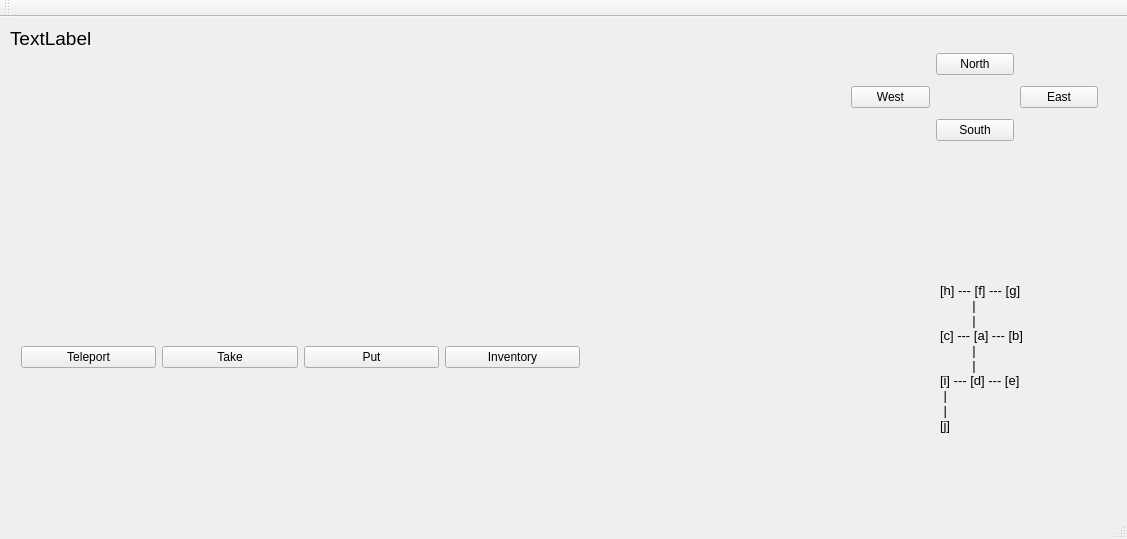
Old version of the form mainwindow.ui in the repository colmlg/ZorkProject.
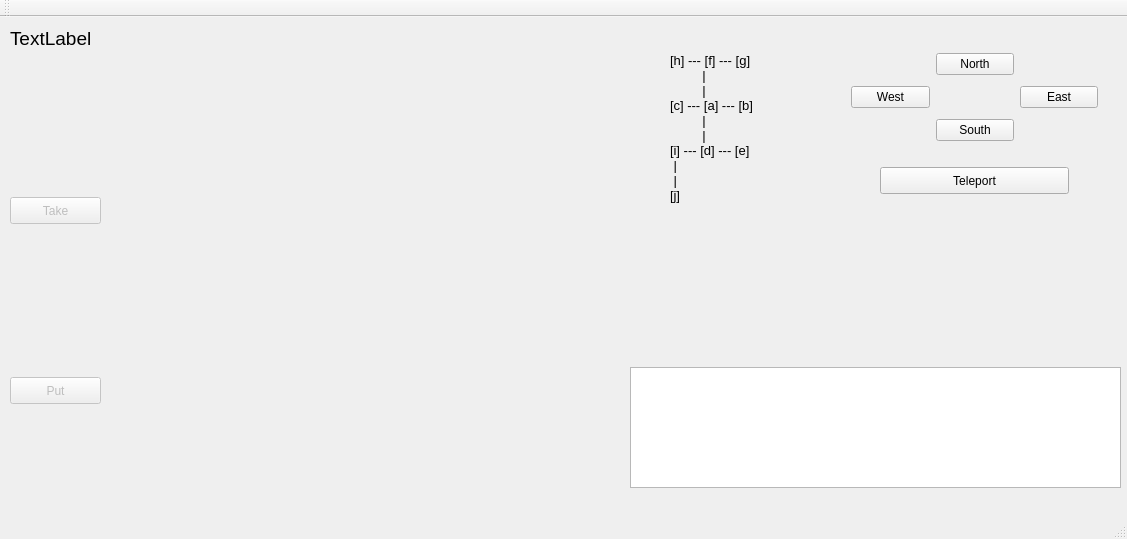
New version of the form.

Commit message: Taking and placing items working. Added an alert box if the inventory is full, Added an empty item slot image.

Diff of the .ui file:
```diff
--- a/mainwindow.ui
+++ b/mainwindow.ui
@@ -87,8 +87,8 @@
    <widget class="QLabel" name="mapLabel">
     <property name="geometry">
      <rect>
-      <x>940</x>
-      <y>240</y>
+      <x>670</x>
+      <y>10</y>
       <width>111</width>
       <height>201</height>
      </rect>
@@ -116,46 +116,6 @@
      <set>Qt::AlignLeading|Qt::AlignLeft|Qt::AlignVCenter</set>
     </property>
    </widget>
-   <widget class="QWidget" name="gridLayoutWidget_2">
-    <property name="geometry">
-     <rect>
-      <x>10</x>
-      <y>300</y>
-      <width>581</width>
-      <height>80</height>
-     </rect>
-    </property>
-    <layout class="QGridLayout" name="gridLayout_2">
-     <item row="0" column="2">
-      <widget class="QPushButton" name="putButton">
-       <property name="text">
-        <string>Put</string>
-       </property>
-      </widget>
-     </item>
-     <item row="0" column="0">
-      <widget class="QPushButton" name="teleportButton">
-       <property name="text">
-        <string>Teleport</string>
-       </property>
-      </widget>
-     </item>
-     <item row="0" column="1">
-      <widget class="QPushButton" name="takeButton">
-       <property name="text">
-        <string>Take</string>
-       </property>
-      </widget>
-     </item>
-     <item row="0" column="3">
-      <widget class="QPushButton" name="inventoryButton">
-       <property name="text">
-        <string>Inventory</string>
-       </property>
-      </widget>
-     </item>
-    </layout>
-   </widget>
    <widget class="QWidget" name="horizontalLayoutWidget">
     <property name="geometry">
      <rect>
@@ -454,6 +414,67 @@
      </item>
     </layout>
    </widget>
+   <widget class="QTextBrowser" name="gameLog">
+    <property name="enabled">
+     <bool>true</bool>
+    </property>
+    <property name="geometry">
+     <rect>
+      <x>630</x>
+      <y>350</y>
+      <width>491</width>
+      <height>121</height>
+     </rect>
+    </property>
+    <property name="textInteractionFlags">
+     <set>Qt::NoTextInteraction</set>
+    </property>
+   </widget>
+   <widget class="QPushButton" name="teleportButton">
+    <property name="geometry">
+     <rect>
+      <x>880</x>
+      <y>150</y>
+      <width>189</width>
+      <height>27</height>
+     </rect>
+    </property>
+    <property name="text">
+     <string>Teleport</string>
+    </property>
+   </widget>
+   <widget class="QPushButton" name="putButton">
+    <property name="enabled">
+     <bool>false</bool>
+    </property>
+    <property name="geometry">
+     <rect>
+      <x>10</x>
+      <y>360</y>
+      <width>91</width>
+      <height>27</height>
+     </rect>
+    </property>
+    <property name="text">
+     <string>Put</string>
+    </property>
+   </widget>
+   <widget class="QPushButton" name="takeButton">
+    <property name="enabled">
+     <bool>false</bool>
+    </property>
+    <property name="geometry">
+     <rect>
+      <x>10</x>
+      <y>180</y>
+      <width>91</width>
+      <height>27</height>
+     </rect>
+    </property>
+    <property name="text">
+     <string>Take</string>
+    </property>
+   </widget>
   </widget>
   <widget class="QMenuBar" name="menuBar">
    <property name="geometry">
```
The commit also changes 26 other files.
